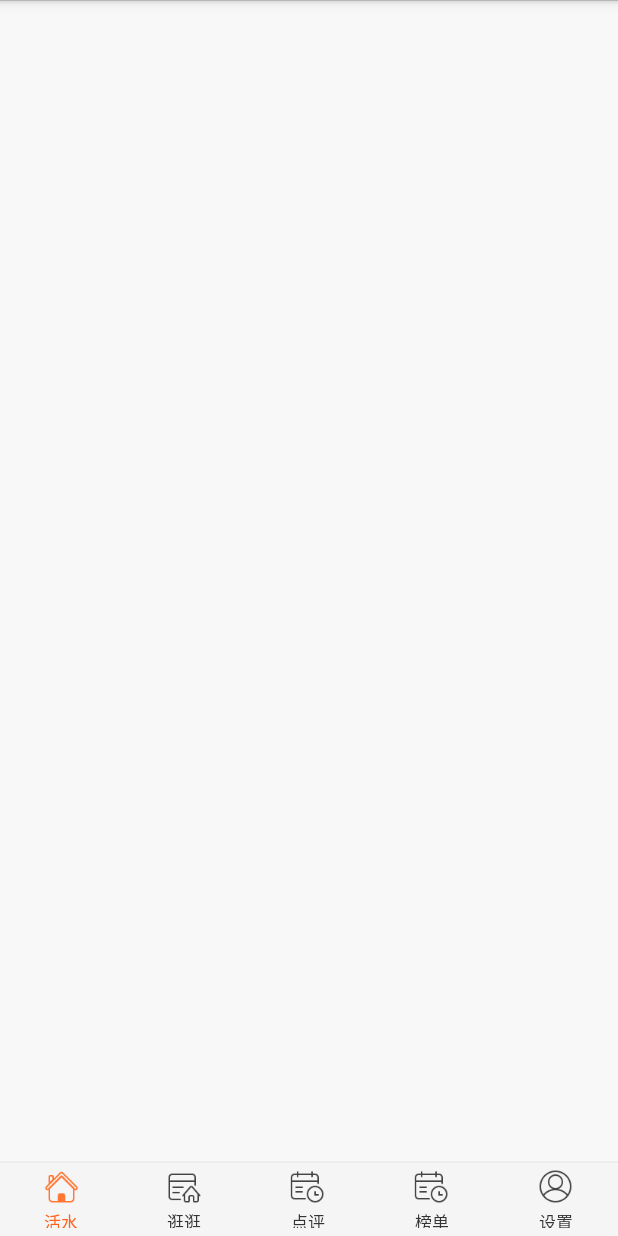
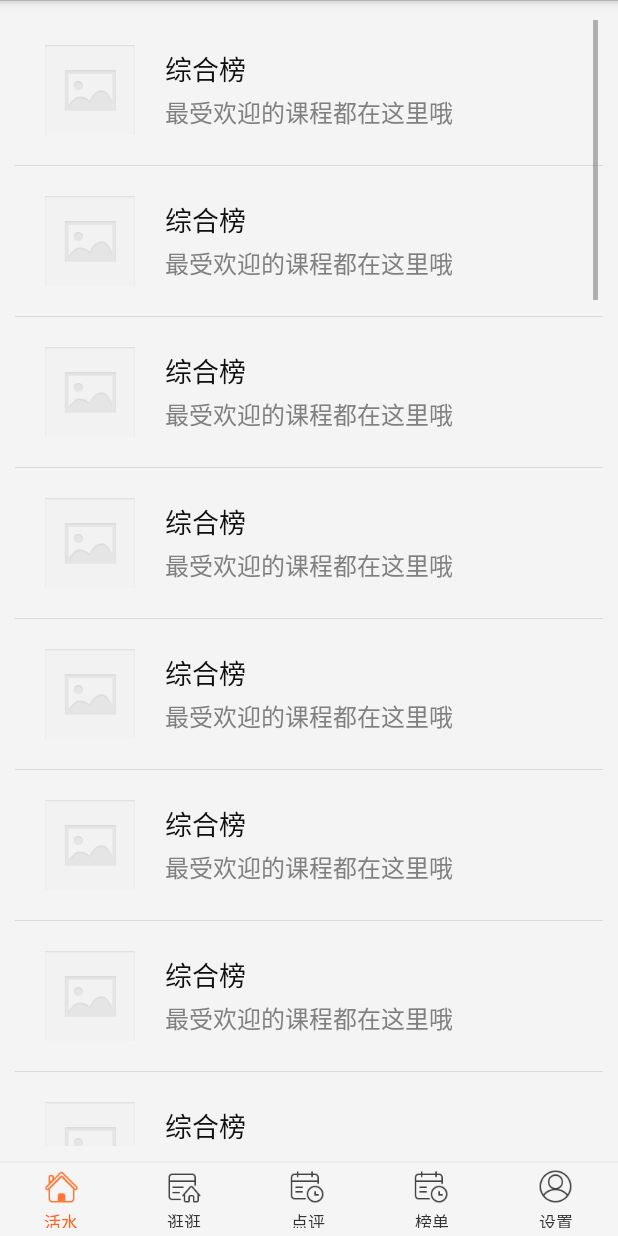
Before and after one commit to ToBeABetterMe/LivingWater, an Android app: the fragment HomeFragment placed in its activity, on a phone screen of 412 x 824 dp. Run offline under Robolectric (Android 15) with nearby library versions, the light colour scheme and no system bars; our stand-ins replace ButterKnife, Picasso; libraries missing offline, so code that uses them is left out: com.alibaba.fastjson, com.readystatesoftware.systembartint; pictures from the network do not load; 3 statements that could not run were skipped.

Commit message:
攻略Fragment修改

```diff
--- a/app/src/main/java/com/livingwater/comment/fragment/DynamicFragment.java
+++ b/app/src/main/java/com/livingwater/comment/fragment/DynamicFragment.java
@@ -70,7 +70,8 @@ public class DynamicFragment extends Fragment {
             if (position == 1) {
                 return new BufferKnifeFragment();
             }
-            return HomeFragment.newInstance(URLS[position % URLS.length]);
+            return new BufferKnifeFragment();
+            //return HomeFragment.newInstance(URLS[position % URLS.length]);
         }
 
         @Override
--- a/app/src/main/java/com/livingwater/comment/fragment/HomeFragment.java
+++ b/app/src/main/java/com/livingwater/comment/fragment/HomeFragment.java
@@ -1,88 +1,159 @@
 package com.livingwater.comment.fragment;
 
-import android.os.AsyncTask;
+/**
+ * Created by Guoquan on 2016/5/31.
+ */
+
+import android.app.Activity;
 import android.os.Bundle;
-import android.widget.ArrayAdapter;
+import android.support.v4.app.Fragment;
+import android.view.LayoutInflater;
+import android.view.View;
+import android.view.ViewGroup;
+import android.widget.AbsListView;
+import android.widget.AdapterView;
 import android.widget.ListView;
+import android.widget.SimpleAdapter;
 
-import com.livingwater.comment.ui.pulltorefresh.PullToRefreshBase;
-import com.livingwater.comment.ui.pulltorefresh.PullToRefreshListFragment;
-import com.livingwater.comment.ui.pulltorefresh.PullToRefreshListView;
+import com.squareup.picasso.Picasso;
+import com.livingwater.comment.R;
+import com.livingwater.comment.model.SearchParam;
+import com.livingwater.comment.model.SearchShop;
+import com.livingwater.comment.ui.UIHelper;
+import com.livingwater.comment.ui.quickadapter.QuickAdapter;
 
-import java.util.Arrays;
-import java.util.LinkedList;
+import java.util.ArrayList;
+import java.util.HashMap;
+import java.util.List;
+import java.util.Map;
+
+import butterknife.Bind;
+import butterknife.ButterKnife;
+
+public class HomeFragment extends Fragment {
+
+    private Activity context;
+
+    private SearchParam param;
+    private int pno = 1;
+    private boolean isLoadAll;
+
+    @Bind(R.id.listView)
+    ListView listView;
+    QuickAdapter<SearchShop> adapter;
+
+    //@Bind(R.id.textHeadTitle)
+    //TextView textHeadTitle;
 
 
-public class HomeFragment extends PullToRefreshListFragment {
-
-    private PullToRefreshListView mPullRefreshListView;
-
-    private String[] mStrings = {"Abbaye de Belloc", "Abbaye du Mont des Cats", "Abertam", "Abondance", "Ackawi",
-            "Acorn", "Adelost", "Affidelice au Chablis", "Afuega'l Pitu", "Airag", "Airedale", "Aisy Cendre",
-            "Allgauer Emmentaler", "Abbaye de Belloc", "Abbaye du Mont des Cats", "Abertam", "Abondance", "Ackawi",
-            "Acorn", "Adelost", "Affidelice au Chablis", "Afuega'l Pitu", "Airag", "Airedale", "Aisy Cendre",
-            "Allgauer Emmentaler"};
-
-    private LinkedList<String> mListItems;
-    private ArrayAdapter<String> mAdapter;
-
-    public static HomeFragment newInstance(String content) {
-        HomeFragment fragment = new HomeFragment();
-        return fragment;
+    @Override
+    public View onCreateView(LayoutInflater inflater, ViewGroup container, Bundle savedInstanceState) {
+        View view = inflater.inflate(R.layout.strategy_list_layout, container, false);
+        ButterKnife.bind(this, view);
+        return view;
     }
 
     @Override
     public void onActivityCreated(Bundle savedInstanceState) {
         super.onActivityCreated(savedInstanceState);
+        context = getActivity();
+        initData();
+        initView();
+//        loadData();
+    }
 
-        // Get PullToRefreshListView from Fragment
-        mPullRefreshListView = getPullToRefreshListView();
+    void initView() {
+        //textHeadTitle.setText("排行榜");
+//        adapter = new QuickAdapter<SearchShop>(context, R.layout.ranking_types_list_item) {
+//            @Override
+//            protected void convert(BaseAdapterHelper helper, SearchShop shop) {
+//                helper.setText(R.id.name, shop.getName())
+//                        .setImageUrl(R.id.logo, shop.getLogo()); // 自动异步加载图片
+//            }
+//        };
+        SimpleAdapter adapter = new SimpleAdapter(getContext(),getdata(),R.layout.strategy_list_item,
+                new String[]{"name","exp"},
+                new int[]{R.id.teacher_name,R.id.course_name});
+        listView.setAdapter(adapter);
 
-        // Set a listener to be invoked when the list should be refreshed.
-        mPullRefreshListView.setOnRefreshListener(new PullToRefreshBase.OnRefreshListener<ListView>() {
+        // 点击事件
+        listView.setOnItemClickListener(new ListView.OnItemClickListener() {
             @Override
-            public void onRefresh(PullToRefreshBase<ListView> refreshView) {
-                // Do work to refresh the list here.
-                new GetDataTask().execute();
+            public void onItemClick(AdapterView<?> adapterView, View view, int i, long l) {
+                UIHelper.showRankActivity(context);
             }
         });
 
-        // You can also just use mPullRefreshListFragment.getListView()
-        ListView actualListView = mPullRefreshListView.getRefreshableView();
-
-        mListItems = new LinkedList<String>();
-        mListItems.addAll(Arrays.asList(mStrings));
-        mAdapter = new ArrayAdapter<String>(getActivity(), android.R.layout.simple_list_item_1, mListItems);
-
-        // You can also just use setListAdapter(mAdapter) or
-        // mPullRefreshListView.setAdapter(mAdapter)
-        actualListView.setAdapter(mAdapter);
-        setListShown(true);
-
+        listView.setOnScrollListener(new AbsListView.OnScrollListener() {
+            @Override
+            public void onScrollStateChanged(AbsListView view, int scrollState) {
+                if (scrollState == AbsListView.OnScrollListener.SCROLL_STATE_FLING) {
+                    Picasso.with(context).pauseTag(context);
+                } else {
+                    Picasso.with(context).resumeTag(context);
+                }
+            }
+            @Override
+            public void onScroll(AbsListView view, int firstVisibleItem, int visibleItemCount, int totalItemCount) {
+            }
+        });
+    }
+    private List<Map<String, Object>> getdata(){
+        List<Map<String,Object>> list = new ArrayList<Map<String,Object>>();
+        Map<String, Object> map;
+        for (int i=0; i<30; i++){
+            map = new HashMap<String,Object>();
+            map.put("name","综合榜"+(i+1));
+            map.put("exp","最受欢迎的课程都在这里哦"+(i+1));
+            list.add(map);
+        }
+        return list;
     }
 
-    private class GetDataTask extends AsyncTask<Void, Void, String[]> {
 
-        @Override
-        protected String[] doInBackground(Void... params) {
-            // Simulates a background job.
-            try {
-                Thread.sleep(4000);
-            } catch (InterruptedException e) {
-            }
-            return mStrings;
-        }
-
-        @Override
-        protected void onPostExecute(String[] result) {
-            mListItems.addFirst("Added after refresh...");
-            mAdapter.notifyDataSetChanged();
-
-            // Call onRefreshComplete when the list has been refreshed.
-            mPullRefreshListView.onRefreshComplete();
-
-            super.onPostExecute(result);
-        }
+    private void initData() {
+        param = new SearchParam();
+        pno = 1;
+        isLoadAll = false;
     }
 
+//    private void loadData() {
+//        if (isLoadAll) {
+//            return;
+//        }
+//        param.setPno(pno);
+//        HttpClient.getRecommendShops(param, new HttpResponseHandler() {
+//
+//            @Override
+//            public void onSuccess(String body) {
+//                //listView.onRefreshComplete();
+//                JSONObject object = JSON.parseObject(body);
+//                List<SearchShop> list = JSONArray.parseArray(object.getString("body"), SearchShop.class);
+//                isLoadAll = list.size() < HttpClient.PAGE_SIZE;
+//                if(pno == 1) {
+//                    adapter.clear();
+//                }
+//                adapter.addAll(list);
+//                pno++;
+//            }
+//        });
+//    }
+
+    @Override
+    public void onResume() {
+        super.onResume();
+        Picasso.with(context).resumeTag(context);
+    }
+
+    @Override
+    public void onPause() {
+        super.onPause();
+        Picasso.with(context).pauseTag(context);
+    }
+
+    @Override
+    public void onDestroy() {
+        super.onDestroy();
+        Picasso.with(context).cancelTag(context);
+    }
 }
--- a/app/src/main/java/com/livingwater/comment/fragment/MainPagerFragment.java
+++ b/app/src/main/java/com/livingwater/comment/fragment/MainPagerFragment.java
@@ -58,7 +58,8 @@ public class MainPagerFragment extends Fragment {
             if (position == 2) {
                 return new RankFragment();
             }
-            return HomeFragment.newInstance(URLS[position % URLS.length]);
+            return new RankFragment();
+            //return HomeFragment.newInstance(URLS[position % URLS.length]);
         }
 
         @Override
--- /dev/null
+++ b/app/src/main/res/layout/strategy_list_item.xml
@@ -0,0 +1,64 @@
+<?xml version="1.0" encoding="utf-8"?>
+<RelativeLayout xmlns:android="http://schemas.android.com/apk/res/android"
+    android:layout_width="fill_parent"
+    android:layout_height="wrap_content"
+    android:orientation="vertical"
+    android:padding="10dp">
+
+    <RelativeLayout xmlns:android="http://schemas.android.com/apk/res/android"
+        android:id = "@+id/comment_part1"
+        android:layout_width="fill_parent"
+        android:layout_height="wrap_content"
+        android:orientation="vertical"
+        android:padding="10dp">
+        <ImageView
+            android:id="@+id/logo"
+            android:layout_width="60dp"
+            android:layout_height="60dp"
+            android:scaleType="centerCrop"
+            android:src="@drawable/default_image" />
+
+        <TextView
+            android:id="@+id/name"
+            android:layout_width="wrap_content"
+            android:layout_height="wrap_content"
+            android:layout_alignTop="@+id/logo"
+            android:layout_marginLeft="20dp"
+            android:layout_marginTop="2dp"
+            android:ellipsize="end"
+            android:singleLine="true"
+            android:text="综合榜"
+            android:textColor="#101010"
+            android:layout_toRightOf="@+id/logo"
+            android:textSize="@dimen/text_size_18" />
+
+        <TextView
+            android:id="@+id/explaination"
+            android:layout_width="wrap_content"
+            android:layout_height="wrap_content"
+            android:layout_alignBottom="@+id/logo"
+            android:layout_marginBottom="3dp"
+            android:layout_marginLeft="20dp"
+            android:ellipsize="end"
+            android:maxLines="2"
+            android:layout_toRightOf="@+id/logo"
+            android:text="最受欢迎的课程都在这里哦"
+            android:textColor="@color/gray"
+            android:textSize="@dimen/text_size_16" />
+        <TextView
+            android:id="@+id/comment_time"
+            android:layout_width="wrap_content"
+            android:layout_height="wrap_content"
+            android:layout_alignBottom="@+id/logo"
+            android:layout_marginBottom="3dp"
+            android:layout_alignParentRight="true"
+            android:ellipsize="end"
+            android:maxLines="2"
+            android:text="两天前"
+            android:textColor="@color/gray"
+            android:textSize="@dimen/text_size_13"
+            android:visibility="invisible"/>
+    </RelativeLayout>
+
+
+</RelativeLayout>
--- /dev/null
+++ b/app/src/main/res/layout/strategy_list_layout.xml
@@ -0,0 +1,25 @@
+<?xml version="1.0" encoding="utf-8"?>
+<LinearLayout xmlns:android="http://schemas.android.com/apk/res/android"
+    android:layout_width="fill_parent"
+    android:layout_height="fill_parent"
+    android:orientation="vertical">
+    <!--
+                <com.yuzhi.fine.ui.pulltorefresh.PullToRefreshListView
+                    xmlns:ptr="http://schemas.android.com/apk/res-auto"
+                    android:id="@+id/listView"
+                    ptr:ptrAnimationStyle="flip"
+                    ptr:ptrHeaderTextColor="@color/gray"
+                    ptr:ptrListViewExtrasEnabled="true"
+                    android:layout_width="fill_parent"
+                    android:layout_height="fill_parent"/>
+            -->
+    <ListView
+        android:id="@+id/listView"
+        android:layout_width="fill_parent"
+        android:layout_height="fill_parent"
+        android:background="#f4f4f4"
+        android:padding="10dp"
+        android:divider="@color/split_color"
+        android:dividerHeight="1px"  />
+
+</LinearLayout>
--- a/app/src/main/res/values/array.xml
+++ b/app/src/main/res/values/array.xml
@@ -2,7 +2,7 @@
 <resources>
 
 	<string-array name="news_titles">
-		<item>动态</item>
+		<item>攻略</item>
 		<item>经验</item>
 		<item>榜单</item>
 	</string-array>
```
Also changed, not shown: 1 other file.
